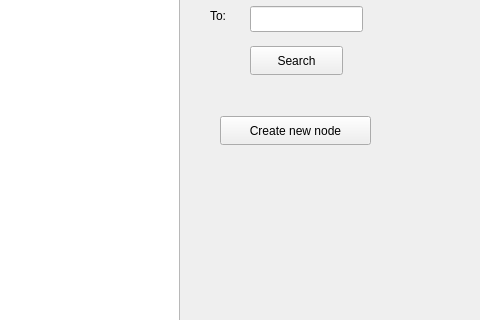
AbdallahMostafaIbrahim/wasalny, file mainwindow.ui: the form before one commit; both pictures show x 320 to 800 and y 104 to 424 of the 800 by 600 pixel window.
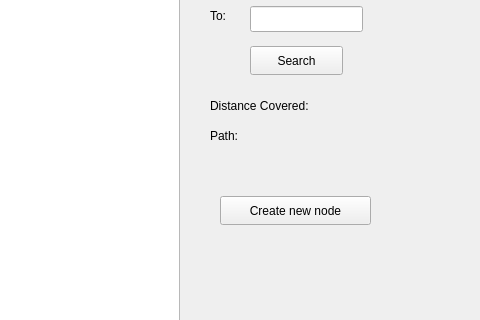
The form after the commit. The open tabs and pages were chosen to show the change.

Commit message: added the shortest path algorithm and function

```diff
--- a/mainwindow.ui
+++ b/mainwindow.ui
@@ -46,7 +46,7 @@
       <property name="geometry">
        <rect>
         <x>30</x>
-        <y>190</y>
+        <y>270</y>
         <width>151</width>
         <height>29</height>
        </rect>
@@ -127,6 +127,58 @@
        <string>Find Shortest Path</string>
       </property>
      </widget>
+     <widget class="QLabel" name="DistanceCovered_label">
+      <property name="geometry">
+       <rect>
+        <x>20</x>
+        <y>170</y>
+        <width>131</width>
+        <height>20</height>
+       </rect>
+      </property>
+      <property name="text">
+       <string>Distance Covered: </string>
+      </property>
+     </widget>
+     <widget class="QLabel" name="Path_label">
+      <property name="geometry">
+       <rect>
+        <x>20</x>
+        <y>200</y>
+        <width>63</width>
+        <height>20</height>
+       </rect>
+      </property>
+      <property name="text">
+       <string>Path:</string>
+      </property>
+     </widget>
+     <widget class="QLabel" name="DistanceCalculated_label">
+      <property name="geometry">
+       <rect>
+        <x>160</x>
+        <y>170</y>
+        <width>63</width>
+        <height>20</height>
+       </rect>
+      </property>
+      <property name="text">
+       <string/>
+      </property>
+     </widget>
+     <widget class="QLabel" name="PathCalculated_label">
+      <property name="geometry">
+       <rect>
+        <x>70</x>
+        <y>200</y>
+        <width>181</width>
+        <height>20</height>
+       </rect>
+      </property>
+      <property name="text">
+       <string/>
+      </property>
+     </widget>
     </widget>
     <widget class="QWidget" name="edgePage">
      <widget class="QPushButton" name="pushButton_2">
```
Left out of the diff: 4 changed lines with no effect on the pictures. The commit also changes 2 other files.
